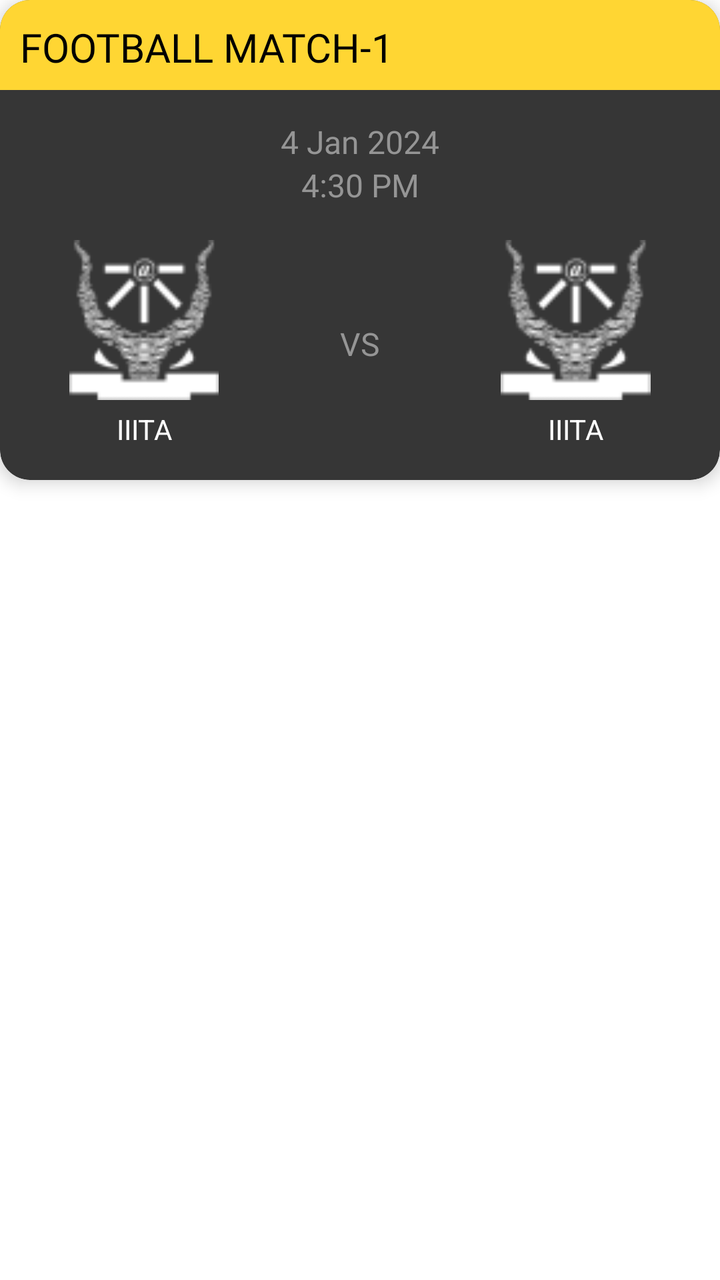
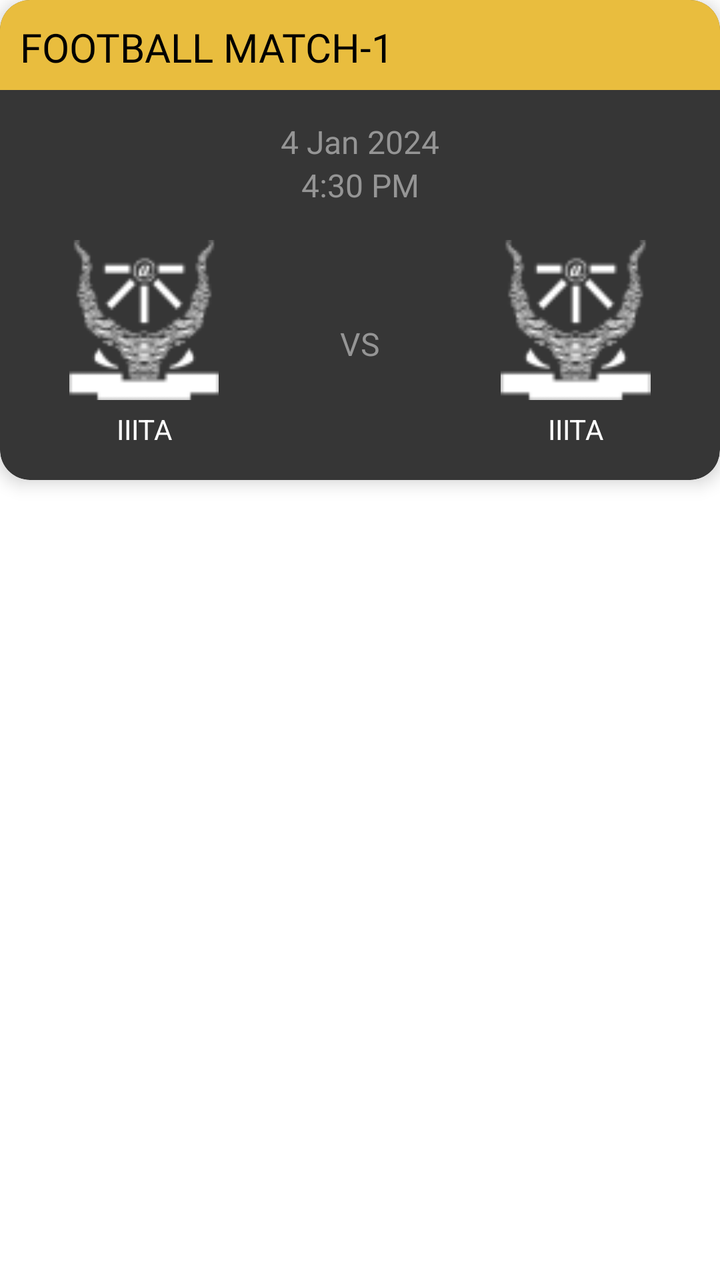

Before-and-after screenshots of an Android layout around one commit, followed by the original layout XML and the change that was made.
<!-- AndroidManifest.xml: application theme Theme.NavigationDrawer -->
<!-- res/layout/layout_schedule.xml -->
<?xml version="1.0" encoding="utf-8"?>
<androidx.constraintlayout.widget.ConstraintLayout xmlns:android="http://schemas.android.com/apk/res/android"
    xmlns:app="http://schemas.android.com/apk/res-auto"
    android:layout_width="match_parent"
    android:layout_height="wrap_content"
    android:layout_marginHorizontal="10dp"
    android:layout_marginVertical="10dp">

    <androidx.cardview.widget.CardView
        android:layout_width="0dp"
        android:layout_height="240dp"
        app:cardCornerRadius="15dp"
        app:cardElevation="5dp"
        app:cardBackgroundColor="#363636"
        app:layout_constraintEnd_toEndOf="parent"
        app:layout_constraintStart_toStartOf="parent"
        app:layout_constraintTop_toTopOf="parent">

        <LinearLayout
            android:layout_width="match_parent"
            android:layout_height="45dp"
            android:background="#FFD633"
            android:orientation="horizontal"
            android:padding="10dp"
            android:weightSum="1">

            <TextView
                android:id="@+id/matchName"
                android:layout_width="0dp"
                android:layout_height="wrap_content"
                android:layout_gravity="center_vertical"
                android:layout_weight="0.7"
                android:fontFamily="@font/poppins_semibold"
                android:text="Football match-1"
                android:textAllCaps="true"
                android:textColor="@color/black"
                android:textSize="20sp" />

            <com.airbnb.lottie.LottieAnimationView
                android:id="@+id/liveLottie"
                android:layout_width="0dp"
                android:layout_height="wrap_content"
                android:layout_gravity="center_vertical|end"
                android:layout_weight="0.3"
                android:visibility="invisible"
                app:lottie_autoPlay="true"
                app:lottie_loop="true"
                app:lottie_rawRes="@raw/live" />
        </LinearLayout>

        <LinearLayout
            android:layout_width="match_parent"
            android:layout_height="wrap_content"
            android:layout_marginTop="60dp"
            android:orientation="vertical">

            <TextView
                android:id="@+id/date"
                android:layout_width="match_parent"
                android:layout_height="wrap_content"
                android:fontFamily="@font/poppins_medium"
                android:gravity="center"
                android:text="4 Jan 2024"
                android:textColor="#959595"
                android:textSize="16sp" />

            <TextView
                android:id="@+id/time"
                android:layout_width="match_parent"
                android:layout_height="wrap_content"
                android:fontFamily="@font/poppins_medium"
                android:gravity="center"
                android:text="4:30 PM"
                android:textColor="#959595"
                android:textSize="16sp" />
        </LinearLayout>

        <LinearLayout
            android:layout_width="match_parent"
            android:layout_height="wrap_content"
            android:layout_marginTop="120dp"
            android:orientation="horizontal"
            android:weightSum="1">

            <LinearLayout
                android:layout_width="0dp"
                android:layout_height="wrap_content"
                android:layout_weight="0.4"
                android:orientation="vertical">

                <ImageView
                    android:id="@+id/clgImg1"
                    android:layout_width="match_parent"
                    android:layout_height="80dp"
                    android:scaleType="fitCenter"
                    android:src="@drawable/iiita" />

                <TextView
                    android:id="@+id/clgName1"
                    android:layout_width="match_parent"
                    android:layout_height="wrap_content"
                    android:layout_marginTop="5dp"
                    android:gravity="center"
                    android:text="IIITA"
                    android:textAllCaps="true"
                    android:textColor="@color/white" />
            </LinearLayout>


            <TextView
                android:layout_width="0dp"
                android:layout_height="wrap_content"
                android:layout_gravity="center_vertical"
                android:layout_weight="0.2"
                android:fontFamily="@font/poppins_medium"
                android:gravity="center"
                android:text="VS"
                android:textColor="#959595"
                android:textSize="16sp" />

            <LinearLayout
                android:layout_width="0dp"
                android:layout_height="wrap_content"
                android:layout_weight="0.4"
                android:orientation="vertical">

                <ImageView
                    android:id="@+id/clgImg2"
                    android:layout_width="match_parent"
                    android:layout_height="80dp"
                    android:scaleType="fitCenter"
                    android:src="@drawable/iiita" />

                <TextView
                    android:id="@+id/clgName2"
                    android:layout_width="match_parent"
                    android:layout_height="wrap_content"
                    android:layout_marginTop="5dp"
                    android:gravity="center"
                    android:text="IIITA"
                    android:textAllCaps="true"
                    android:textColor="@color/white" />
            </LinearLayout>

        </LinearLayout>

    </androidx.cardview.widget.CardView>

</androidx.constraintlayout.widget.ConstraintLayout>
<!-- resources referenced by this layout -->
<resources>
  <color name="black">#FF000000</color>
  <color name="white">#FFFFFFFF</color>
  <!-- drawable iiita: png bitmap (drawable, 3166 bytes) -->
  <style name="Theme.NavigationDrawer" parent="Theme.MaterialComponents.DayNight.NoActionBar">
          
          <item name="colorPrimary">#FFECA1</item>
          
      </style>
</resources>

<!-- the commit's change to res/layout/layout_schedule.xml (unified diff, before → after) -->
@@ -1,5 +1,6 @@
 <?xml version="1.0" encoding="utf-8"?>
-<androidx.constraintlayout.widget.ConstraintLayout xmlns:android="http://schemas.android.com/apk/res/android"
+<androidx.constraintlayout.widget.ConstraintLayout
+    xmlns:android="http://schemas.android.com/apk/res/android"
     xmlns:app="http://schemas.android.com/apk/res-auto"
     android:layout_width="match_parent"
     android:layout_height="wrap_content"
@@ -19,7 +20,7 @@
         <LinearLayout
             android:layout_width="match_parent"
             android:layout_height="45dp"
-            android:background="#FFD633"
+            android:background="@color/goldYellow"
             android:orientation="horizontal"
             android:padding="10dp"
             android:weightSum="1">
<!-- resource entries referenced after the edit -->
@@ -1,6 +1,7 @@
 <!-- resources referenced by this layout -->
 <resources>
   <color name="black">#FF000000</color>
+  <color name="goldYellow">#E9BD3E</color>
   <color name="white">#FFFFFFFF</color>
   <!-- drawable iiita: png bitmap (drawable, 3166 bytes) -->
   <style name="Theme.NavigationDrawer" parent="Theme.MaterialComponents.DayNight.NoActionBar">
